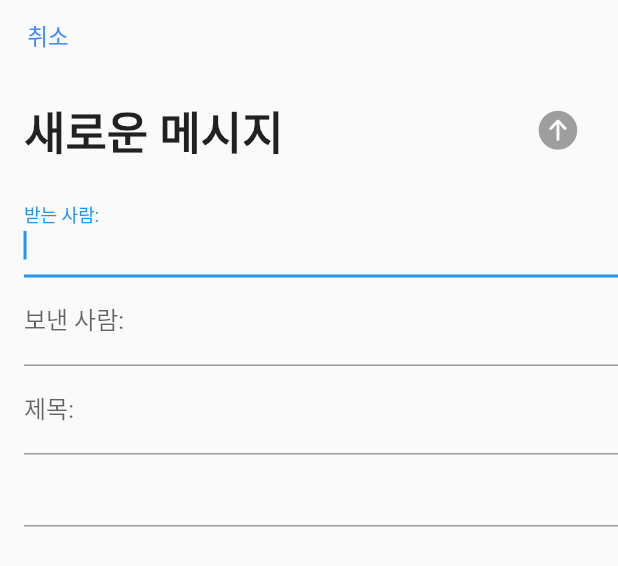
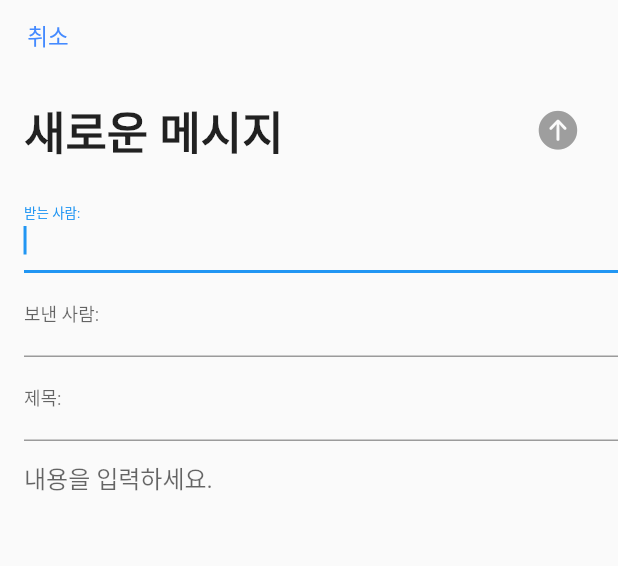
Before and after one commit to LeeShinwon/Mail, a Flutter app: what buildSheet() shows on an empty page, opened directly, on a phone screen of 412 x 824 dp. Shown: the top 566 px of the screen. Run offline on Flutter 3.47's test engine with Material 2 defaults, Android fonts, the phone set to English and light mode, and no system bars; our stand-ins replace cloud_firestore, firebase_auth, firebase_core, get, google_sign_in; accounts and stored records are empty; network calls fail.

Commit message:
메일 보내는 부분 수정

```diff
--- a/lib/custom_widget.dart
+++ b/lib/custom_widget.dart
@@ -3,9 +3,6 @@ import 'package:firebase_auth/firebase_auth.dart';
 import 'package:flutter/cupertino.dart';
 import 'package:flutter/material.dart';
 import 'package:get/get.dart';
-import 'package:mail/model/mail.dart';
-
-import 'mail/mail.dart';
 
 User? user = FirebaseAuth.instance.currentUser;
 final _formKey = GlobalKey<FormState>();
@@ -76,11 +73,11 @@ Widget buildSheet(BuildContext context) => GestureDetector(
                             'recipient': _recipient,
                             'title': _title,
                             'content': _content,
-                            'mail_id': "",
                             'read': false,
                             'sent': true,
                             'time': _dateTime.toLocal(),
                         });
+                        Get.back();
                       }
                     },
                   ),
@@ -112,12 +109,14 @@ Widget WritingForm() => Form(
         }
         return null;
       },
-      autofocus: true,
       textCapitalization: TextCapitalization.words,
       keyboardType: TextInputType.multiline,
-      textInputAction: TextInputAction.next,
-          minLines: 1,
-          maxLines: 1000,
+          minLines: 50,
+          maxLines: 100,
+          decoration: InputDecoration(
+            border: InputBorder.none,
+            hintText: "내용을 입력하세요.",
+          ),
     ),
         // SizedBox(height: 16,),
       ],
@@ -146,17 +145,22 @@ Widget InputField(String text, int index) {
       }
       return null;
     },
+    readOnly: (index ==1) ? true: false,
     initialValue: (index == 1)? FirebaseAuth.instance.currentUser!.email : null,
-    autofocus: true,
-    textCapitalization: TextCapitalization.words,
     keyboardType: TextInputType.text,
     textInputAction: TextInputAction.next,
+    autofocus: true,
     decoration: InputDecoration(
       labelText: text,
+      labelStyle: TextStyle(
+        fontSize: 12,
+      ),
       //prefix: Text(text),
     ),
+
   );
 }
+
 
 /* Useful code - AlertDialog */
 // class custom_AlertDialog extends StatelessWidget {
--- a/lib/home.dart
+++ b/lib/home.dart
@@ -142,7 +142,7 @@ class HomePage extends StatelessWidget {
                 isScrollControlled: true,
                 shape: RoundedRectangleBorder(
                   borderRadius: BorderRadius.vertical(
-                    top: Radius.circular(20),
+                    top: Radius.circular(10),
                   ),
                 ),
                 context: context,
--- a/lib/mail/mail.dart
+++ b/lib/mail/mail.dart
@@ -1,5 +1,4 @@
 class Mail{
-  String mail_id;
   String title;
   String content;
   String writer;
@@ -8,7 +7,7 @@ class Mail{
   bool read;
   bool sent;
 
-  Mail(this.mail_id, this.title, this.content, this.writer, this.recipient, this.time, this.read, this.sent);
+  Mail(this.title, this.content, this.writer, this.recipient, this.time, this.read, this.sent);
 
 //encapsulation 하지 않았어요...
  // getter setter 만들지 않았어요...
--- a/lib/mail/mail_list/mail_list.dart
+++ b/lib/mail/mail_list/mail_list.dart
@@ -53,7 +53,7 @@ class _MailListState extends State<MailList> {
               print(time);
               time = time.replaceAll("-", ".");
 
-              Mail mail = Mail(one.get('mail_id'), one.get('title'), one.get('content'), one.get('writer'), one.get('recipient'), time, one.get('read'), one.get('sent'));
+              Mail mail = Mail(one.get('title'), one.get('content'), one.get('writer'), one.get('recipient'), time, one.get('read'), one.get('sent'));
 
               if (widget.title == "보낸 편지함") {
                 if (one.get('writer') == user!.email) {
--- a/lib/main.dart
+++ b/lib/main.dart
@@ -3,7 +3,6 @@ import 'package:flutter/material.dart';
 import 'package:get/get_navigation/src/root/get_material_app.dart';
 
 import 'app.dart';
-import 'home.dart';
 
 void main() async {
   WidgetsFlutterBinding.ensureInitialized();
```
Also changed, not shown: lib/login.dart (+11 -6 lines), lib/model/mail.dart (deleted, +0 -38 lines).
